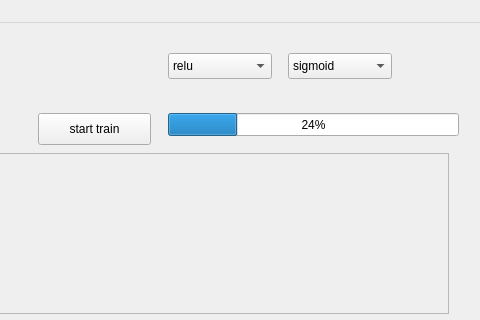
Old version of the form beta/beta_ui.ui in the repository Mirr2/nids; both pictures show x 412 to 892 and y 0 to 320 of the 892 by 648 pixel window.
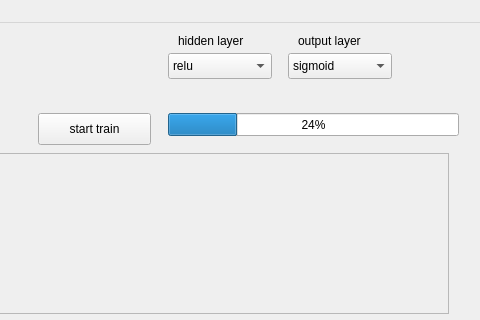
New version of the form.

Patch:
```diff
--- a/beta/beta_ui.ui
+++ b/beta/beta_ui.ui
@@ -327,6 +327,32 @@
      <string/>
     </property>
    </widget>
+   <widget class="QLabel" name="label_4">
+    <property name="geometry">
+     <rect>
+      <x>590</x>
+      <y>10</y>
+      <width>81</width>
+      <height>16</height>
+     </rect>
+    </property>
+    <property name="text">
+     <string>hidden layer</string>
+    </property>
+   </widget>
+   <widget class="QLabel" name="label_7">
+    <property name="geometry">
+     <rect>
+      <x>710</x>
+      <y>10</y>
+      <width>81</width>
+      <height>16</height>
+     </rect>
+    </property>
+    <property name="text">
+     <string>output layer</string>
+    </property>
+   </widget>
   </widget>
   <widget class="QStatusBar" name="statusbar"/>
   <widget class="QMenuBar" name="menuBar">
```
